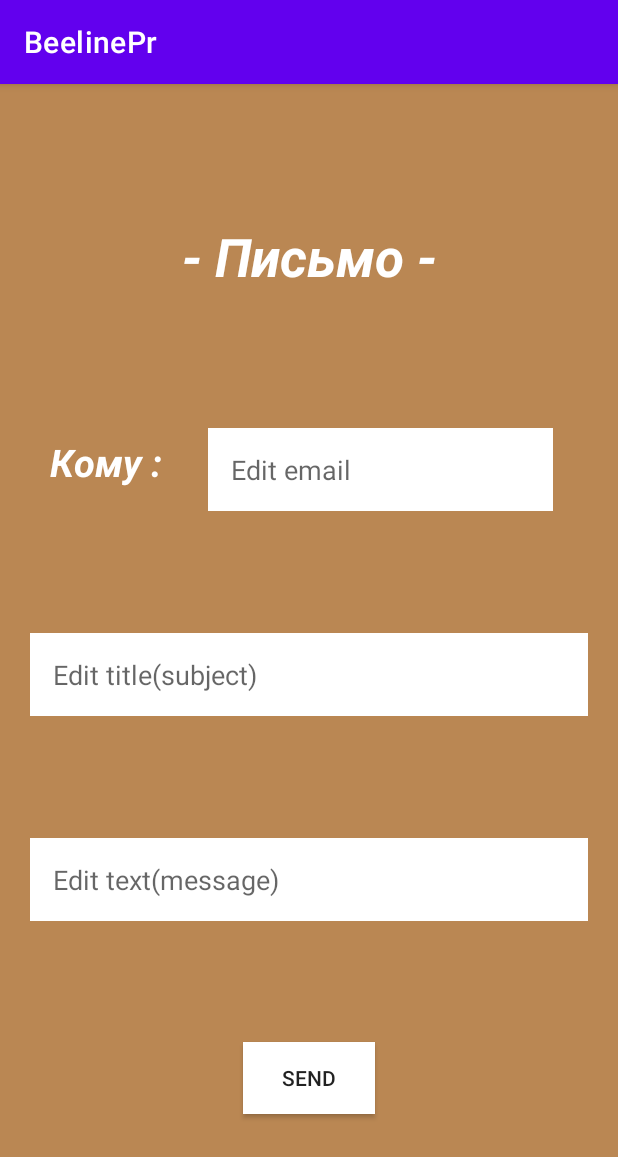
After one commit to Jaka061/BeelineProject, an Android app: the EmailActivity screen opened directly, with no data from a screen before it, on a phone screen of 412 x 824 dp. The commit adds this screen. Shown: the top 1157 px of the screen. Run offline under Robolectric (Android 15) with nearby library versions, the phone set to English and light mode, and no system bars.

Commit message:
lab 4 +5

```diff
--- a/app/src/main/AndroidManifest.xml
+++ b/app/src/main/AndroidManifest.xml
@@ -10,6 +10,9 @@
         android:roundIcon="@mipmap/ic_launcher_round"
         android:supportsRtl="true"
         android:theme="@style/Theme.BeelinePr">
+        <activity
+            android:name=".EmailActivity"
+            android:exported="false" />
         <activity
             android:name=".Activity1"
             android:exported="false" />
--- /dev/null
+++ b/app/src/main/java/com/example/beelinepr/EmailActivity.kt
@@ -0,0 +1,41 @@
+package com.example.beelinepr
+
+import android.content.Intent
+import android.os.Bundle
+import androidx.appcompat.app.AppCompatActivity
+import androidx.appcompat.widget.AppCompatButton
+import androidx.appcompat.widget.AppCompatEditText
+
+class EmailActivity : AppCompatActivity() {
+
+    private lateinit var  email1 : AppCompatEditText
+    private lateinit var  title1 : AppCompatEditText
+    private lateinit var  text1 : AppCompatEditText
+    private lateinit var btn1 : AppCompatButton
+
+    override fun onCreate(savedInstanceState: Bundle?) {
+        super.onCreate(savedInstanceState)
+        setContentView(R.layout.email_activity)
+        email1 = findViewById(R.id.eEmail)
+        title1 = findViewById(R.id.eTitle)
+        text1 = findViewById(R.id.eText)
+        btn1 = findViewById(R.id.button)
+
+
+        btn1.setOnClickListener {
+            val email2 = email1.text.toString()
+            val title2 = title1.text.toString()
+            val text2 = text1.text.toString()
+
+            val mail = arrayOf(email2)
+            val emailSend = Intent(Intent.ACTION_SEND)
+            emailSend.putExtra(Intent.EXTRA_EMAIL, mail)
+            emailSend.putExtra(Intent.EXTRA_SUBJECT,title2)
+            emailSend.putExtra(Intent.EXTRA_TEXT,text2)
+
+            emailSend.type = "message/rfc822"
+            startActivity(Intent.createChooser(emailSend," Email "))
+        }
+
+    }
+}
--- a/app/src/main/java/com/example/beelinepr/MainActivity.kt
+++ b/app/src/main/java/com/example/beelinepr/MainActivity.kt
@@ -27,6 +27,7 @@ class MainActivity : AppCompatActivity() {
                     1 -> startActivity2()
                     2 -> startActivity3()
                     3 -> startActivity4()
+                    4 -> startActivity5()
                 }
             }
 
@@ -39,6 +40,7 @@ class MainActivity : AppCompatActivity() {
               list.add("Activity ${i+1}")
           }
             list.add("Activity Lab 4(2)")
+          list.add("Email")
           adapter.setData(list)
      }
 
@@ -62,4 +64,9 @@ class MainActivity : AppCompatActivity() {
         val intent = Intent(this, MainActivity1::class.java)
         startActivity(intent)
     }
+
+    private fun startActivity5() {
+        val intent = Intent(this, EmailActivity::class.java)
+        startActivity(intent)
+    }
 }
--- /dev/null
+++ b/app/src/main/res/layout/email_activity.xml
@@ -0,0 +1,80 @@
+<?xml version="1.0" encoding="utf-8"?>
+<androidx.constraintlayout.widget.ConstraintLayout xmlns:android="http://schemas.android.com/apk/res/android"
+    xmlns:app="http://schemas.android.com/apk/res-auto"
+    xmlns:tools="http://schemas.android.com/tools"
+    android:layout_width="match_parent"
+    android:layout_height="match_parent"
+    android:background="#F7B8844E"
+    tools:context=".EmailActivity">
+
+    <androidx.appcompat.widget.AppCompatTextView
+        android:id="@+id/txt"
+        android:layout_width="wrap_content"
+        android:layout_height="wrap_content"
+        style="@style/txtTitle"
+        app:layout_constraintVertical_chainStyle="spread"
+        app:layout_constraintLeft_toLeftOf="parent"
+        app:layout_constraintRight_toRightOf="parent"
+        app:layout_constraintTop_toTopOf="parent"
+        app:layout_constraintBottom_toTopOf="@id/eEmail"
+        />
+
+    <androidx.appcompat.widget.AppCompatTextView
+        android:id="@+id/email"
+        android:layout_width="75dp"
+        android:layout_height="wrap_content"
+        style="@style/txtEmail"
+        app:layout_constraintHorizontal_chainStyle="packed"
+        app:layout_constraintLeft_toLeftOf="parent"
+        app:layout_constraintRight_toLeftOf="@id/eEmail"
+        app:layout_constraintTop_toBottomOf="@id/txt"
+        app:layout_constraintBottom_toTopOf="@id/eTitle" />
+
+    <androidx.appcompat.widget.AppCompatEditText
+        android:id="@+id/eEmail"
+        android:layout_width="230dp"
+        android:layout_height="wrap_content"
+        android:hint="@string/edit_email"
+        style="@style/TextEdit"
+        app:layout_constraintBottom_toTopOf="@id/eTitle"
+        app:layout_constraintLeft_toRightOf="@id/email"
+        app:layout_constraintRight_toRightOf="parent"
+        app:layout_constraintTop_toBottomOf="@id/txt"
+        tools:ignore="TextContrastCheck" />
+
+    <androidx.appcompat.widget.AppCompatEditText
+        android:id="@+id/eTitle"
+        android:layout_width="match_parent"
+        android:layout_height="wrap_content"
+        android:hint="@string/title"
+        style="@style/TextEdit"
+        app:layout_constraintBottom_toTopOf="@+id/eText"
+        app:layout_constraintLeft_toLeftOf="parent"
+        app:layout_constraintRight_toRightOf="parent"
+        app:layout_constraintTop_toBottomOf="@id/eEmail" />
+
+    <androidx.appcompat.widget.AppCompatEditText
+        android:id="@+id/eText"
+        android:layout_width="match_parent"
+        android:layout_height="wrap_content"
+        android:hint="@string/edit_text"
+        style="@style/TextEdit"
+        app:layout_constraintBottom_toTopOf="@+id/button"
+        app:layout_constraintLeft_toLeftOf="parent"
+        app:layout_constraintRight_toRightOf="parent"
+        app:layout_constraintTop_toBottomOf="@id/eTitle"
+        tools:ignore="TextContrastCheck" />
+
+    <androidx.appcompat.widget.AppCompatButton
+        android:id="@+id/button"
+        android:layout_width="wrap_content"
+        android:layout_height="wrap_content"
+        android:background="@color/white"
+        android:text="Send"
+        app:layout_constraintLeft_toLeftOf="parent"
+        app:layout_constraintRight_toRightOf="parent"
+        app:layout_constraintTop_toBottomOf="@id/eText"
+        app:layout_constraintBottom_toBottomOf="parent"/>
+
+
+</androidx.constraintlayout.widget.ConstraintLayout>
--- /dev/null
+++ b/app/src/main/res/values-v26/themes.xml
@@ -0,0 +1,27 @@
+<?xml version="1.0" encoding="utf-8"?>
+<resources>
+
+    <style name="TextEdit">
+        <item name="android:textColor">@android:color/black</item>
+        <item name="android:padding">15dp</item>
+        <item name="android:layout_marginHorizontal">20dp</item>
+        <item name="android:background">@color/white</item>
+        <item name="android:inputType">text</item>
+    </style>
+
+    <style name="txtTitle">
+        <item name="android:text">@string/txt</item>
+        <item name="android:textStyle">bold|italic</item>
+        <item name="android:textSize">35sp</item>
+        <item name="android:layout_margin">10dp</item>
+        <item name="android:textColor">@android:color/white</item>
+    </style>
+
+    <style name="txtEmail">
+        <item name="android:text">@string/text1</item>
+        <item name="android:textStyle">bold|italic</item>
+        <item name="android:textSize">25sp</item>
+        <item name="android:layout_margin">10dp</item>
+        <item name="android:textColor">@android:color/white</item>
+    </style>
+</resources>
--- a/app/src/main/res/values/strings.xml
+++ b/app/src/main/res/values/strings.xml
@@ -1,6 +1,10 @@
 <resources>
     <string name="app_name">BeelinePr</string>
-    <string name="rabbit">Зайчик</string>
-    <string name="smile">Смайл</string>
-    <string name="star">Звезда</string>
+-
+    <string name="edit_email">Edit email</string>
+    <string name="edit_text">Edit text(message)</string>
+    <string name="send">Send</string>
+    <string name="text1">Кому :</string>
+    <string name="txt">- Письмо -</string>
+    <string name="title">Edit title(subject)</string>
 </resources>
--- a/app/src/main/res/values/themes.xml
+++ b/app/src/main/res/values/themes.xml
@@ -13,4 +13,5 @@
         <item name="android:statusBarColor" tools:targetApi="l">?attr/colorPrimaryVariant</item>
         <!-- Customize your theme here. -->
     </style>
+
 </resources>
```
